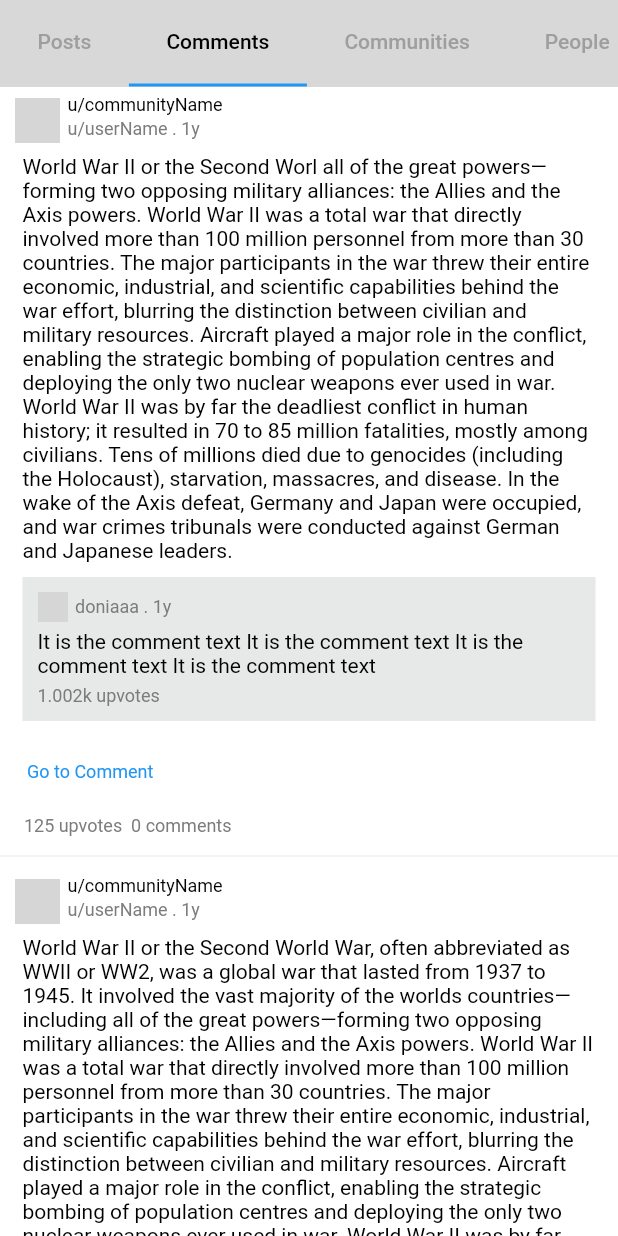
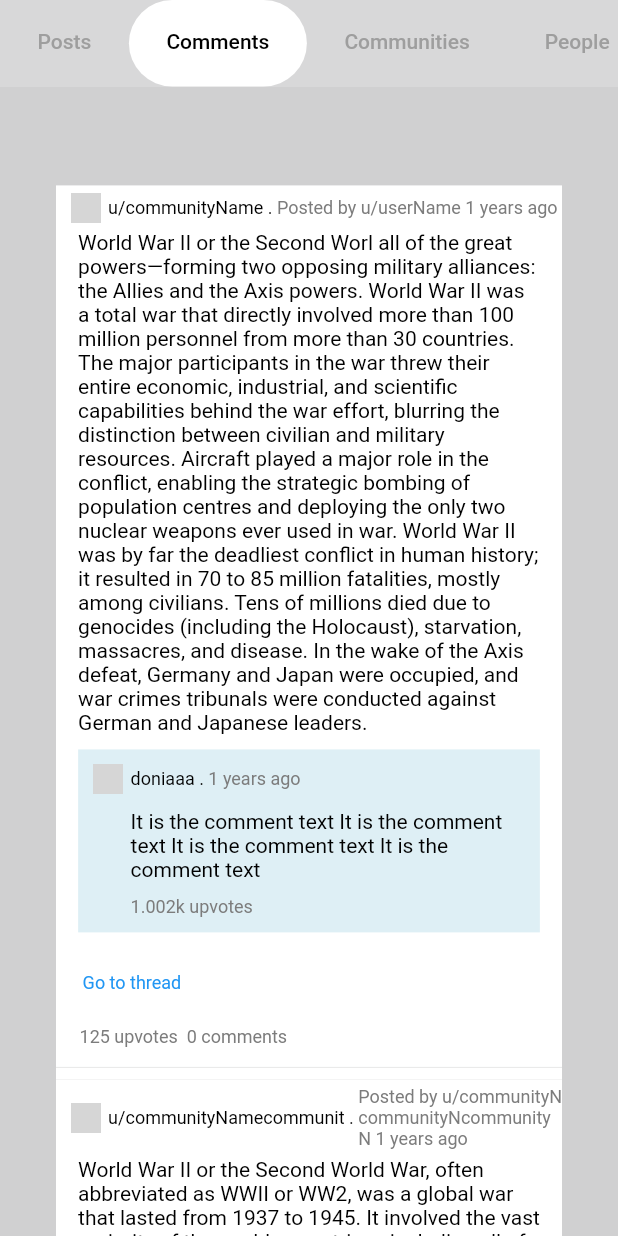
Before and after one commit to CMP24-SWE-TEAM3/RedditX-Cross-Platform, a Flutter app: the screen it shows after launch, tab 2 chosen, on a phone screen of 412 x 824 dp. Run offline on Flutter 3.47's test engine with Material 2 defaults, Android fonts, the phone set to English and light mode, and no system bars; our stand-ins replace shared_preferences; missing offline and left inert: float_column; network calls fail; grey boxes are pictures that could not be loaded.

Commit message:
making all screen responsive

```diff
--- a/lib/controllers/search_controller.dart
+++ b/lib/controllers/search_controller.dart
@@ -14,7 +14,7 @@
   var searchTextFieldcontroller = TextEditingController();
   //detect the platform
   //web==> true , App==> false
-  bool isWeb = false;
+  bool isWeb = true;
   //text appears from RTL ==> true, from LTR ==< false
   bool isRTLText = false;
   //the icon that appears in the end of the text field to delete the input text
@@ -109,6 +109,9 @@
     );
     //5-every change in text this function is called
     onChangeTextField();
+    notifyListeners();
+    //2-flag to make the clicked item color: white
+    isSearchHistoryClicked = false;
     notifyListeners();
   }
   ////////////////////////////////////////////
--- a/lib/models/search_model.dart
+++ b/lib/models/search_model.dart
@@ -67,8 +67,8 @@
     date: DateTime(2021, 10, 2),
   ),
   PersonInSearch(
-    userName: 'Sara',
-    karma: 2521,
+    userName: 'SaraSaraSaraSaraSaraSaraSaraaa',
+    karma: 252112,
     about:
         'BBBBBBBAABBBBBBBBBBBBBBBBBBBBBBBAABBBBBBBBBBBBBBBBBBBBBBBAABBBBBBBBBBBBBBBBBBBBBBBAABBBBBBBBBBBBBBBBAAAAAAAAA',
     followed: false,
@@ -118,7 +118,7 @@
 //will be replaced with real data from the APIs
 List<CommunityInSearch> communitiesList = [
   CommunityInSearch(
-    name: 'DDDOOONNN',
+    name: 'Donnnnnnnn',
     img:
         'https://encrypted-tbn0.gstatic.com/images?q=tbn:ANd9GcT2C8Z76bai2hfofGkaRDN2E_WAozCYOLL7ONbCgmSEQg&s',
     about:
@@ -127,7 +127,7 @@
     joined: false,
   ),
   CommunityInSearch(
-    name: 'DDDOOONNN',
+    name: 'Donnnnnnnn',
     img:
         'https://encrypted-tbn0.gstatic.com/images?q=tbn:ANd9GcT2C8Z76bai2hfofGkaRDN2E_WAozCYOLL7ONbCgmSEQg&s',
     about:
@@ -136,7 +136,7 @@
     joined: false,
   ),
   CommunityInSearch(
-    name: 'DDDOOONNN',
+    name: 'Donnnnnnnn',
     img:
         'https://encrypted-tbn0.gstatic.com/images?q=tbn:ANd9GcT2C8Z76bai2hfofGkaRDN2E_WAozCYOLL7ONbCgmSEQg&s',
     about:
@@ -145,7 +145,7 @@
     joined: false,
   ),
   CommunityInSearch(
-    name: 'DDDOOONNN',
+    name: 'DonnnnnnnnDonnnnnnnnA',
     img:
         'https://encrypted-tbn0.gstatic.com/images?q=tbn:ANd9GcT2C8Z76bai2hfofGkaRDN2E_WAozCYOLL7ONbCgmSEQg&s',
     about:
@@ -154,7 +154,7 @@
     joined: false,
   ),
   CommunityInSearch(
-    name: 'HHHEEHHEE',
+    name: 'DonnnnnnnnDonnnnnnnnA',
     img:
         'https://encrypted-tbn0.gstatic.com/images?q=tbn:ANd9GcT2C8Z76bai2hfofGkaRDN2E_WAozCYOLL7ONbCgmSEQg&s',
     about:
@@ -218,8 +218,8 @@
   PostInSearch(
     postText:
         'World War II or the Second World War, often abbreviated as WWII or WW2, was a global war that lasted from 1937 to 1945. It involved the vast majority of the worlds countries—including all of the great powers—forming two opposing military alliances: the Allies and the Axis powers. World War II was a total war that directly involved more than 100 million personnel from more than 30 countries. The major participants in the war threw their entire economic, industrial, and scientific capabilities behind the war effort, blurring the distinction between civilian and military resources. Aircraft played a major role in the conflict, enabling the strategic bombing of population centres and deploying the only two nuclear weapons ever used in war. World War II was by far the deadliest conflict in human history; it resulted in 70 to 85 million fatalities, mostly among civilians. Tens of millions died due to genocides (including the Holocaust), starvation, massacres, and disease. In the wake of the Axis defeat, Germany and Japan were occupied, and war crimes tribunals were conducted against German and Japanese leaders.',
-    communityName: 'u/communityName',
-    userName: 'u/userName',
+    communityName: 'u/communityNamecommunit',
+    userName: 'u/communityNcommunityNcommunityN',
     communityIcon:
         'https://encrypted-tbn0.gstatic.com/images?q=tbn:ANd9GcT2C8Z76bai2hfofGkaRDN2E_WAozCYOLL7ONbCgmSEQg&s',
     flairText: 'Politics',
@@ -286,7 +286,7 @@
     postData: postsList[0],
     userName: 'doniaaa',
     userAvatar:
-        'https://encrypted-tbn0.gstatic.com/images?q=tbn:ANd9GcT1YtO1HTt8FmVCCmsDxcW-XQ8224fpCiUYb3jkJlY6&s',
+        'https://encrypted-tbn0.gstatic.com/images?q=tbn:ANd9GcT2C8Z76bai2hfofGkaRDN2E_WAozCYOLL7ONbCgmSEQg&s',
     commentVotesCount: 1002,
     createdAt: DateTime(2021, 10, 30),
     commentText:
@@ -296,7 +296,7 @@
     postData: postsList[1],
     userName: 'doniaaa Gameeeel',
     userAvatar:
-        'https://encrypted-tbn0.gstatic.com/images?q=tbn:ANd9GcT1YtO1HTt8FmVCCmsDxcW-XQ8224fpCiUYb3jkJlY6&s',
+        'https://encrypted-tbn0.gstatic.com/images?q=tbn:ANd9GcT2C8Z76bai2hfofGkaRDN2E_WAozCYOLL7ONbCgmSEQg&s',
     commentVotesCount: 1002255,
     createdAt: DateTime(2021, 11, 7),
     commentText:
@@ -306,7 +306,7 @@
     postData: postsList[1],
     userName: 'doniaaa Gameeeel',
     userAvatar:
-        'https://encrypted-tbn0.gstatic.com/images?q=tbn:ANd9GcT1YtO1HTt8FmVCCmsDxcW-XQ8224fpCiUYb3jkJlY6&s',
+        'https://encrypted-tbn0.gstatic.com/images?q=tbn:ANd9GcT2C8Z76bai2hfofGkaRDN2E_WAozCYOLL7ONbCgmSEQg&s',
     commentVotesCount: 1002255,
     createdAt: DateTime(2022, 11, 5, 6),
     commentText:
@@ -314,9 +314,9 @@
   ),
   CommentInSearch(
     postData: postsList[1],
-    userName: 'doniaaa Gameeeel',
+    userName: 'SaraSaraSaraSaraSaraSaraSaraaa',
     userAvatar:
-        'https://encrypted-tbn0.gstatic.com/images?q=tbn:ANd9GcT1YtO1HTt8FmVCCmsDxcW-XQ8224fpCiUYb3jkJlY6&s',
+        'https://encrypted-tbn0.gstatic.com/images?q=tbn:ANd9GcT2C8Z76bai2hfofGkaRDN2E_WAozCYOLL7ONbCgmSEQg&s',
     commentVotesCount: 1002255,
     createdAt: DateTime(2022, 11, 4, 15),
     commentText:
@@ -326,7 +326,7 @@
     postData: postsList[2],
     userName: 'doniaaa',
     userAvatar:
-        'https://encrypted-tbn0.gstatic.com/images?q=tbn:ANd9GcT1YtO1HTt8FmVCCmsDxcW-XQ8224fpCiUYb3jkJlY6&s',
+        'https://encrypted-tbn0.gstatic.com/images?q=tbn:ANd9GcT2C8Z76bai2hfofGkaRDN2E_WAozCYOLL7ONbCgmSEQg&s',
     commentVotesCount: 211,
     createdAt: DateTime(2021, 12, 5),
     commentText:
@@ -336,7 +336,7 @@
     postData: postsList[0],
     userName: 'doniaaa',
     userAvatar:
-        'https://encrypted-tbn0.gstatic.com/images?q=tbn:ANd9GcT1YtO1HTt8FmVCCmsDxcW-XQ8224fpCiUYb3jkJlY6&s',
+        'https://encrypted-tbn0.gstatic.com/images?q=tbn:ANd9GcT2C8Z76bai2hfofGkaRDN2E_WAozCYOLL7ONbCgmSEQg&s',
     commentVotesCount: 1002,
     createdAt: DateTime(2022, 11, 2),
     commentText:
--- a/lib/views/screens/search_screen_two.dart
+++ b/lib/views/screens/search_screen_two.dart
@@ -15,7 +15,7 @@
           color: const Color.fromRGBO(135, 138, 140, 0.3),
           child: LayoutBuilder(
             //to be responsive with the size of the screen
-            builder: (ctx, constraint) => Column(
+            builder: (context, constraint) => Column(
               children: [
                 SizedBox(
                   height: constraint.maxHeight * 0.07,
@@ -71,7 +71,7 @@
                                 : Alignment.topCenter,
                         child: SizedBox(
                           width: (Provider.of<SearchController>(context).isWeb)
-                              ? constraint.maxWidth * 0.7
+                              ? constraint.maxWidth * 0.82
                               : constraint.maxWidth * 1,
                           height: (Provider.of<SearchController>(context).isWeb)
                               ? constraint.maxHeight * 0.85
@@ -97,7 +97,7 @@
                                 : Alignment.topCenter,
                         child: SizedBox(
                           width: (Provider.of<SearchController>(context).isWeb)
-                              ? constraint.maxWidth * 0.7
+                              ? constraint.maxWidth * 0.82
                               : constraint.maxWidth * 1,
                           height: (Provider.of<SearchController>(context).isWeb)
                               ? constraint.maxHeight * 0.85
@@ -123,7 +123,7 @@
                                 : Alignment.topCenter,
                         child: SizedBox(
                           width: (Provider.of<SearchController>(context).isWeb)
-                              ? constraint.maxWidth * 0.7
+                              ? constraint.maxWidth * 0.82
                               : constraint.maxWidth * 1,
                           height: (Provider.of<SearchController>(context).isWeb)
                               ? constraint.maxHeight * 0.85
@@ -149,7 +149,7 @@
                                 : Alignment.topCenter,
                         child: SizedBox(
                           width: (Provider.of<SearchController>(context).isWeb)
-                              ? constraint.maxWidth * 0.7
+                              ? constraint.maxWidth * 0.82
                               : constraint.maxWidth * 1,
                           height: (Provider.of<SearchController>(context).isWeb)
                               ? constraint.maxHeight * 0.85
--- a/lib/views/widgets/comments_in_search_results.dart
+++ b/lib/views/widgets/comments_in_search_results.dart
@@ -44,9 +44,11 @@
                       width: 5,
                     ),
                     //community icon and the line next to it in web
-                    CommIconAndNextLinesWeb(
-                      postData: commentData.postData,
-                      shownDate: postShownDate,
+                    Expanded(
+                      child: CommIconAndNextLinesWeb(
+                        postData: commentData.postData,
+                        shownDate: postShownDate,
+                      ),
                     ),
                   ],
                 )
--- a/lib/views/widgets/community_icon_and_2lines_web.dart
+++ b/lib/views/widgets/community_icon_and_2lines_web.dart
@@ -35,12 +35,14 @@
             color: Colors.black,
           ),
         ),
-        Text(
-          'Posted by ${postData.userName} $shownDate',
-          style: const TextStyle(
-            fontWeight: FontWeight.w400,
-            fontSize: 12,
-            color: Color.fromRGBO(124, 124, 124, 1),
+        Expanded(
+          child: Text(
+            'Posted by ${postData.userName} $shownDate',
+            style: const TextStyle(
+              fontWeight: FontWeight.w400,
+              fontSize: 12,
+              color: Color.fromRGBO(124, 124, 124, 1),
+            ),
           ),
         ),
       ],
--- a/lib/views/widgets/follow_join_button_in_search_rsults.dart
+++ b/lib/views/widgets/follow_join_button_in_search_rsults.dart
@@ -131,8 +131,8 @@
                         ? 'Leave'
                         : 'Joined',
             style: const TextStyle(
-              fontSize: 16,
-              fontWeight: FontWeight.w900,
+              fontSize: 14,
+              fontWeight: FontWeight.w600,
               color: Color.fromARGB(255, 3, 136, 245),
             ),
           ),
--- a/lib/views/widgets/posts_in_search_results.dart
+++ b/lib/views/widgets/posts_in_search_results.dart
@@ -49,7 +49,7 @@
                     width: postData.attachedMedia
                             .isNotEmpty //is there a picture to show or not
                         ? MediaQuery.of(context).size.width *
-                            0.7 //to free space for the picture
+                            0.69 //to free space for the picture
                         : MediaQuery.of(context).size.width * 1,
                     //community icon + the 2 lines next to it
                     child: CommIconAndTwoLinesApp(
@@ -121,6 +121,9 @@
                 ),
                 CommIconAndNextLinesWeb(
                     postData: postData, shownDate: shownDate),
+                const SizedBox(
+                  height: 5,
+                ),
                 Row(
                   children: postData.attachedMedia.isEmpty
                       //if there is no picture to show
--- a/lib/views/widgets/username_communityname.dart
+++ b/lib/views/widgets/username_communityname.dart
@@ -15,7 +15,7 @@
       textAlign: TextAlign.start,
       usernameOrCommunityName,
       style: const TextStyle(
-        fontWeight: FontWeight.w700,
+        fontWeight: FontWeight.w600,
         fontSize: 12,
         color: Color.fromRGBO(28, 28, 28, 1),
       ),
```
Also changed, not shown: lib/views/screens/search_screen_one.dart (+50 -31 lines), lib/views/widgets/communities_in_search_results.dart (+40 -35 lines), lib/views/widgets/people_in_search_results.dart (+25 -32 lines), lib/views/widgets/search_history_and_trending.dart (added, +37 -0 lines), lib/views/widgets/search_text_field.dart (+16 -0 lines).
